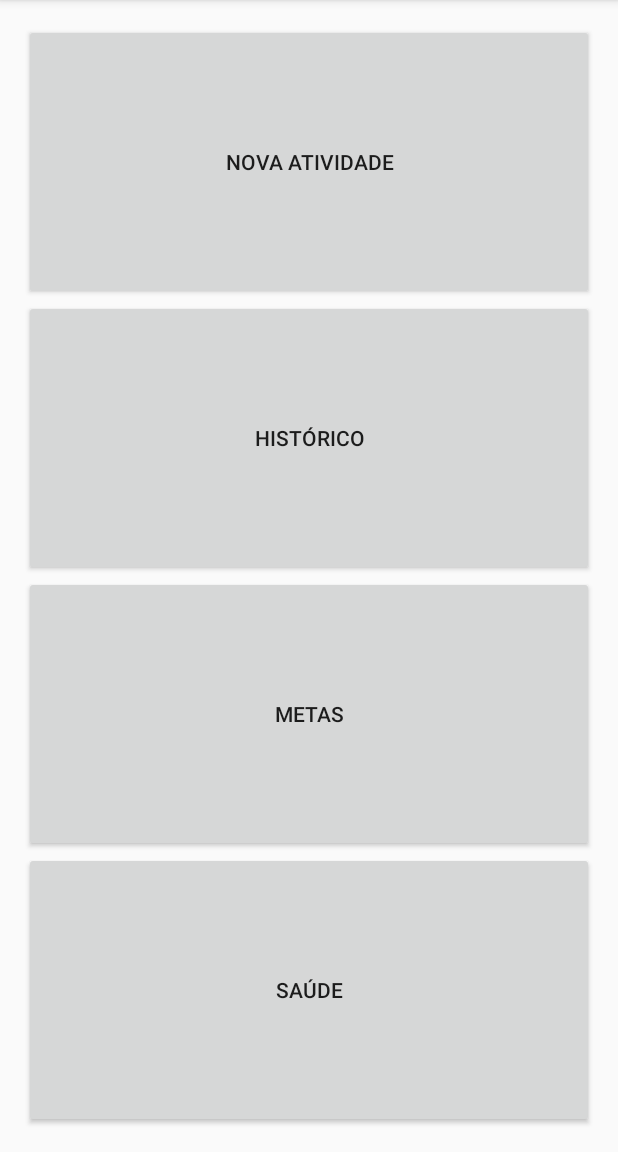
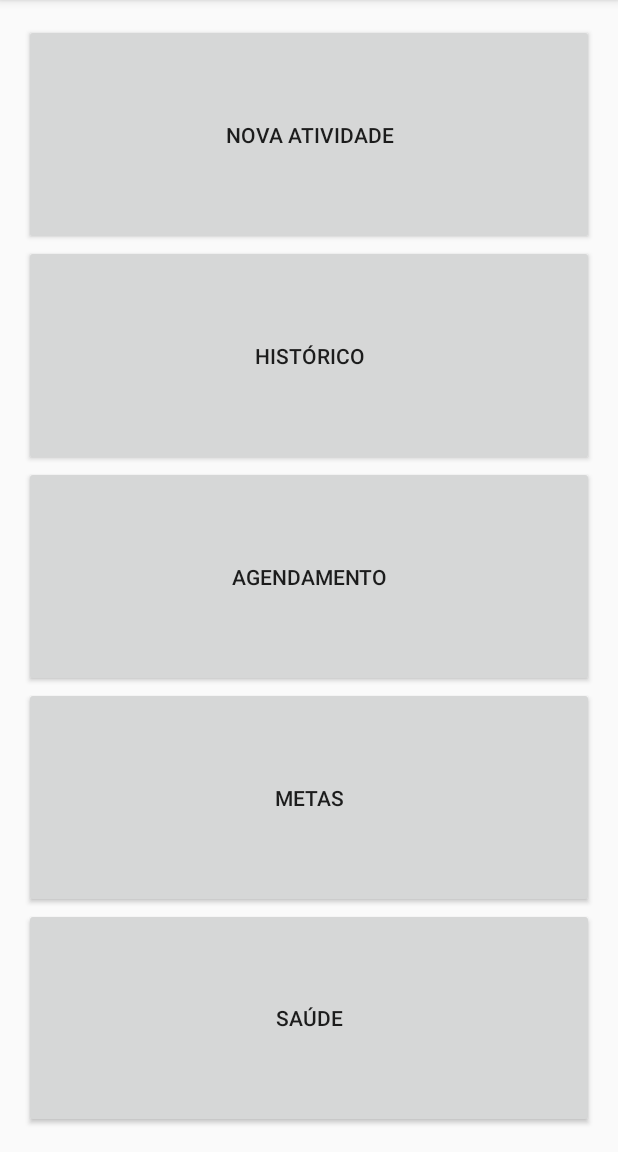
Before and after one commit to ArturFranco/FILS, an Android app: the screen it shows after launch (MainActivity), on a phone screen of 412 x 824 dp, the part 84-1236 px from its top. Run offline under Robolectric (Android 15) with nearby library versions, the phone set to English and light mode, and no system bars; our stand-ins replace Firebase (no records; nobody signed in at launch, a user with empty details on screens opened directly).

Commit message:
Adicionar botao de agendamento

```diff
--- a/app/src/main/res/layout/content_main.xml
+++ b/app/src/main/res/layout/content_main.xml
@@ -31,6 +31,12 @@
         <Button
             android:layout_width="match_parent"
             android:layout_height="match_parent"
+            android:text="@string/agendamento"
+            android:id="@+id/metasAgendamento"
+            android:layout_weight="1"/>
+        <Button
+            android:layout_width="match_parent"
+            android:layout_height="match_parent"
             android:text="@string/metas"
             android:id="@+id/metasButton"
             android:layout_weight="1"/>
--- a/app/src/main/res/values/strings.xml
+++ b/app/src/main/res/values/strings.xml
@@ -8,6 +8,7 @@
 
     <string name="nova_atividade">Nova Atividade</string>
     <string name="historico">Histórico</string>
+    <string name="agendamento">Agendamento</string>
     <string name="metas">Metas</string>
     <string name="saude">Saúde</string>
 </resources>
```
